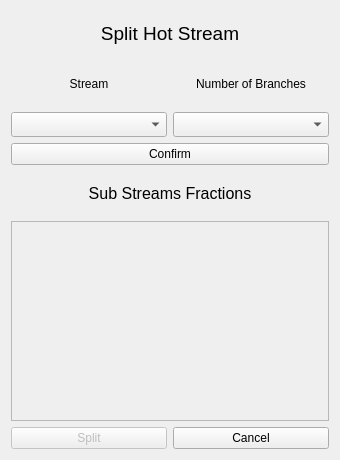
Old version of the form interface/DivisaoQuente.ui in the repository CarlosTadeuVassoler/MPinch.
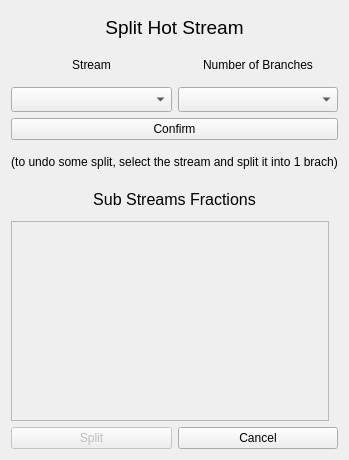
New version of the form.

What changed in the file:
```diff
--- a/interface/DivisaoQuente.ui
+++ b/interface/DivisaoQuente.ui
@@ -98,6 +98,16 @@
      </item>
     </layout>
    </item>
+   <item>
+    <widget class="QLabel" name="label">
+     <property name="text">
+      <string>(to undo some split, select the stream and split it into 1 brach)</string>
+     </property>
+     <property name="alignment">
+      <set>Qt::AlignCenter</set>
+     </property>
+    </widget>
+   </item>
    <item>
     <layout class="QHBoxLayout" name="horizontalLayout_5">
      <item>
```
